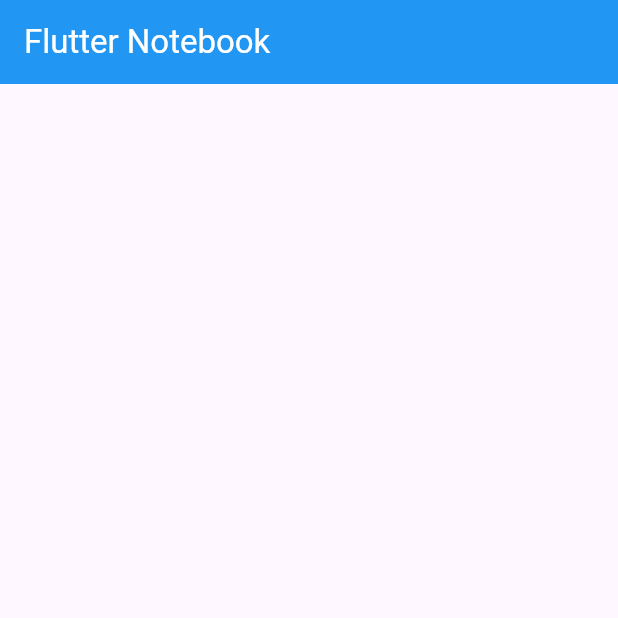
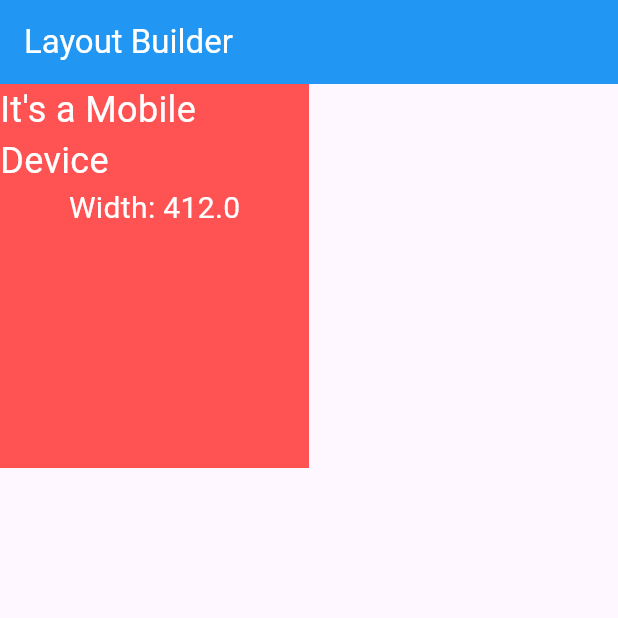
Before and after one commit to monir996/flutter-notebook, a Flutter app: the screen it shows after launch, on a phone screen of 412 x 824 dp, the top half of it. Run offline on Flutter 3.47's test engine with Material 3 defaults, Android fonts, the phone set to English and light mode, and no system bars.

Commit message:
layout builder - initial

```diff
--- a/lib/home_screen.dart
+++ b/lib/home_screen.dart
@@ -13,11 +13,70 @@ class _HomeScreenState extends State<HomeScreen> {
   Widget build(BuildContext context) {
 
     return Scaffold(
-      appBar: AppBar(title: Text("Flutter Notebook", style: TextStyle(color: Colors.white)), backgroundColor: Colors.blue),
+      appBar: AppBar(title: Text("Layout Builder", style: TextStyle(color: Colors.white)), backgroundColor: Colors.blue),
 
-      // ----------------------- Main Branch  ==> Basic Structure ------------------
+      // ----------------------- Branch 53 ==> Layout Builder Widget ------------------
 
-      body: Center(),
+      // LayoutBuilder is used to build widgets based on the available space.
+      // It helps create responsive layouts by giving the widget the parent’s size constraints.
+
+
+      body: SafeArea(
+
+          child: LayoutBuilder(
+
+              builder: (context, constraints) {
+                double width = constraints.maxWidth;
+                double height = constraints.maxHeight;
+
+                if(width < 600){
+                  return Container(
+                      width: width / 2,
+                      height: height / 3,
+                      color: Colors.redAccent,
+                      child: Column(
+                        children: [
+                          Text("It's a Mobile Device", style: TextStyle(fontSize: 24, color: Colors.white)),
+                          Text("Width: $width", style: TextStyle(fontSize: 20, color: Colors.white)),
+                        ],
+                      )
+                  );
+                }
+
+
+                else if(width >= 600 && width <= 1024) {
+                  return Container(
+                      width: width / 2,
+                      height: height / 3,
+                      color: Colors.lightBlueAccent,
+                      child: Column(
+                        children: [
+                          Text("It's a Tablet Device", style: TextStyle(fontSize: 24, color: Colors.white)),
+                          Text("Width: $width", style: TextStyle(fontSize: 20, color: Colors.white)),
+                        ],
+                      )
+                  );
+                }
+
+
+                else {
+                  return Container(
+                      width: width / 2,
+                      height: height / 3,
+                      color: Colors.orange,
+                      child: Column(
+                        children: [
+                          Text("It's a Desktop/Web Device", style: TextStyle(fontSize: 24, color: Colors.white)),
+                          Text("Width: $width", style: TextStyle(fontSize: 20, color: Colors.white)),
+                        ],
+                      )
+                  );
+                }
+
+              }
+
+          )
+      ),
     );
   }
 }
```
